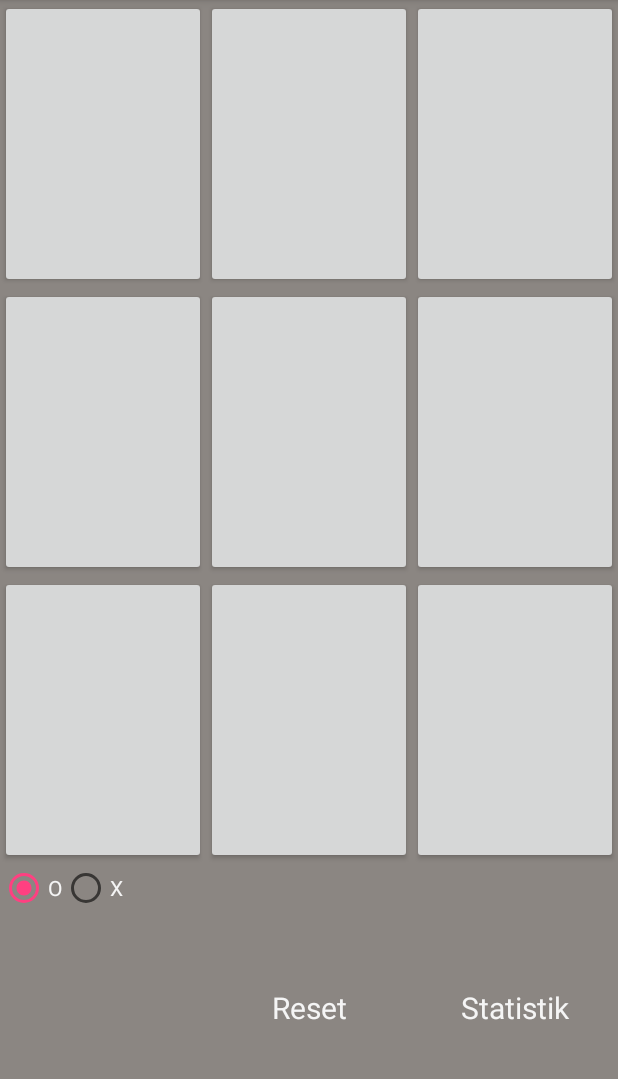
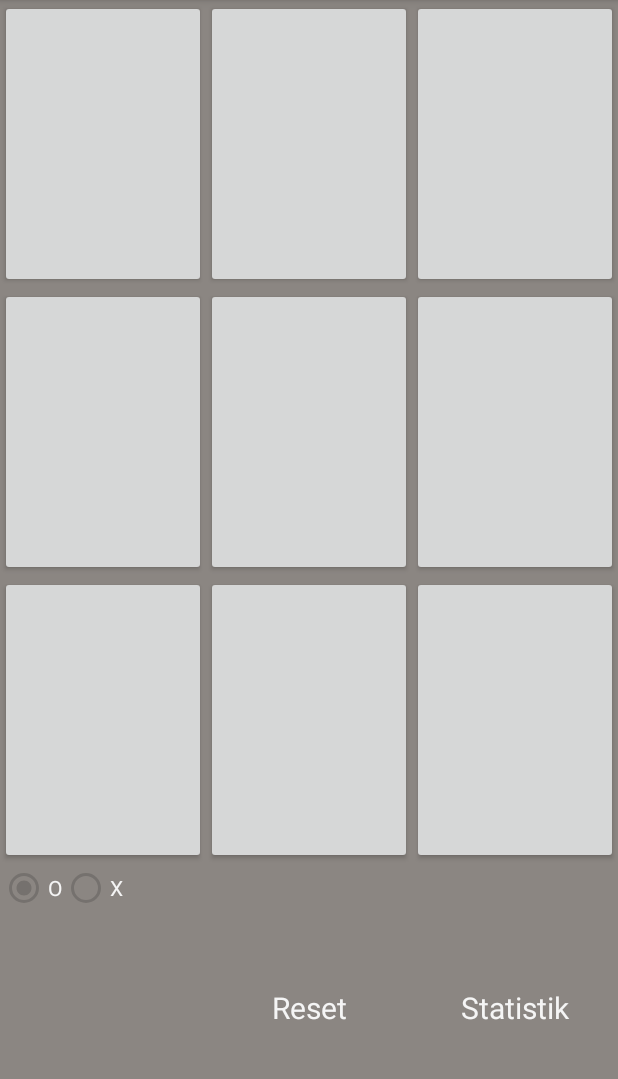
Before and after one commit to FrancoisBertrand/MyTicTacToe, an Android app: the screen it shows after launch (MainActivity), on a phone screen of 412 x 824 dp, the part 84-1163 px from its top. Run offline under Robolectric (Android 15) with nearby library versions, the phone set to English and light mode, and no system bars.

Commit message:
radio buttons sind nicht mehr klickbar farbe von radiobuttons geändert

```diff
--- /dev/null
+++ b/app/src/main/res/drawable/rbcolor.xml
@@ -0,0 +1,5 @@
+<?xml version="1.0" encoding="utf-8"?>
+<selector xmlns:android="http://schemas.android.com/apk/res/android">
+    <item android:state_enabled="false" android:color="@color/disabled_color" />
+    <item android:color="@color/normal_color" />
+</selector>
--- a/app/src/main/res/layout/activity_main.xml
+++ b/app/src/main/res/layout/activity_main.xml
@@ -129,6 +129,7 @@
                 android:text="@string/O"
                 android:onClick="onRadioButtonChanged"
                 android:clickable="false"
+                android:enabled="false"
                 android:textColor="#f5f5f5"/>
 
             <RadioButton
@@ -139,7 +140,8 @@
                 android:text="@string/X"
                 android:onClick="onRadioButtonChanged"
                 android:clickable="false"
-                android:textColor="#f5f5f5"/>
+                android:enabled="false"
+                android:textColor="#f5f5f5" />
 
         </RadioGroup>
 
--- a/app/src/main/res/values/colors.xml
+++ b/app/src/main/res/values/colors.xml
@@ -2,5 +2,7 @@
 <resources>
     <color name="colorPrimary">#3F51B5</color>
     <color name="colorPrimaryDark">#303F9F</color>
-    <color name="colorAccent">#FF4081</color>
+    <color name="colorAccent">#32ff51</color>
+    <color name="disabled_color">#32ff51</color>
+    <color name="normal_color">#32ff51</color>
 </resources>
```
